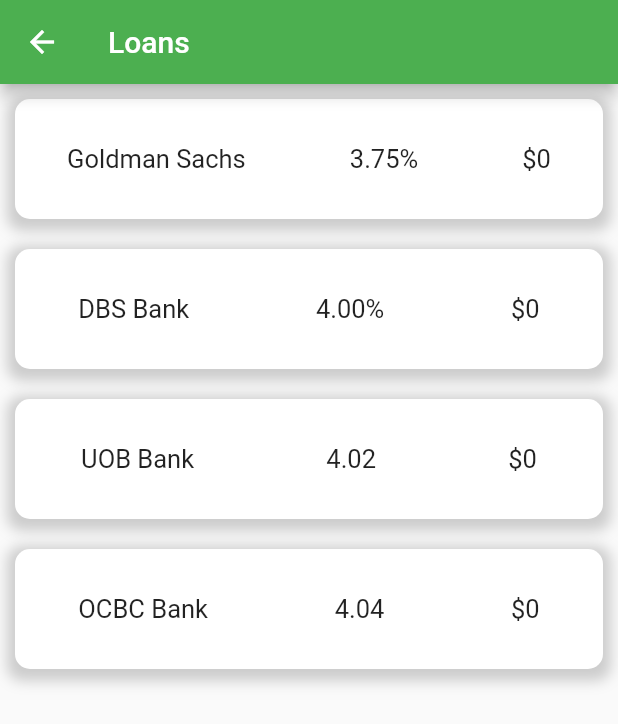
After one commit to waffle987/money_buddy, a Flutter app: the screen it shows once a user with an empty profile is signed in, after a tap on "Take a loan", on a phone screen of 412 x 824 dp. The commit adds this screen. Shown: the top 724 px of the screen. Run offline on Flutter 3.47's test engine with Material 2 defaults, Android fonts, the phone set to English and light mode, and no system bars; our stand-ins replace animated_bottom_navigation_bar, cached_network_image, cloud_firestore, firebase_auth, firebase_core, firebase_storage and 3 more; accounts and stored records are empty.

Commit message:
UI Changes and Loans Page UI

```diff
--- a/lib/ui/home.dart
+++ b/lib/ui/home.dart
@@ -1,4 +1,5 @@
 import 'package:flutter/material.dart';
+import 'package:money_buddy_mobile/ui/loan_page.dart';
 import 'package:money_buddy_mobile/ui/quiz_page.dart';
 import 'card_widget.dart';
 
@@ -84,10 +85,22 @@ class Home extends StatelessWidget {
                         widget: Column(
                           mainAxisAlignment: MainAxisAlignment.center,
                           children: [
-                            Text(
-                              'Take a loan',
-                              style: TextStyle(
-                                fontSize: 25.0,
+                            GestureDetector(
+                              onTap: () {
+                                Navigator.push(
+                                  context,
+                                  MaterialPageRoute(
+                                    builder: (context) {
+                                      return LoanPage();
+                                    },
+                                  ),
+                                );
+                              },
+                              child: Text(
+                                'Take a loan',
+                                style: TextStyle(
+                                  fontSize: 25.0,
+                                ),
                               ),
                             ),
                           ],
--- /dev/null
+++ b/lib/ui/loan_page.dart
@@ -0,0 +1,41 @@
+import 'package:flutter/material.dart';
+import 'package:money_buddy_mobile/ui/loan_widget.dart';
+
+class LoanPage extends StatefulWidget {
+  const LoanPage({Key? key}) : super(key: key);
+
+  @override
+  _LoanPageState createState() => _LoanPageState();
+}
+
+class _LoanPageState extends State<LoanPage> {
+  @override
+  Widget build(BuildContext context) {
+    return Scaffold(
+      appBar: AppBar(
+        title: Text(
+          'Loans',
+        ),
+      ),
+      body: Column(
+        crossAxisAlignment: CrossAxisAlignment.stretch,
+        children: [
+          LoanWidget(
+              bankName: 'Goldman Sachs',
+              interestRate: '3.75%',
+              processingFee: '\$0'),
+          LoanWidget(
+              bankName: 'DBS Bank',
+              interestRate: '4.00%',
+              processingFee: '\$0'),
+          LoanWidget(
+              bankName: 'UOB Bank', interestRate: '4.02', processingFee: '\$0'),
+          LoanWidget(
+              bankName: 'OCBC Bank',
+              interestRate: '4.04',
+              processingFee: '\$0'),
+        ],
+      ),
+    );
+  }
+}
--- /dev/null
+++ b/lib/ui/loan_widget.dart
@@ -0,0 +1,51 @@
+import 'dart:ui';
+
+import 'package:flutter/material.dart';
+import 'package:money_buddy_mobile/ui/card_widget.dart';
+
+class LoanWidget extends StatelessWidget {
+  final String bankName;
+  final String interestRate;
+  final String processingFee;
+  LoanWidget(
+      {required this.bankName,
+      required this.interestRate,
+      required this.processingFee});
+
+  @override
+  Widget build(BuildContext context) {
+    return Container(
+      height: 100.0,
+      child: CardWidget(
+        widget: Row(
+          mainAxisAlignment: MainAxisAlignment.spaceAround,
+          children: [
+            Text(
+              bankName,
+              style: TextStyle(
+                fontSize: 17.0,
+              ),
+            ),
+            Text(
+              interestRate,
+              style: TextStyle(
+                fontSize: 17.0,
+              ),
+            ),
+            Text(
+              processingFee,
+              style: TextStyle(
+                fontSize: 17.0,
+              ),
+            ),
+          ],
+        ),
+        top: 10,
+        bottom: 10,
+        left: 10,
+        right: 10,
+        color: Colors.white,
+      ),
+    );
+  }
+}
--- a/lib/ui/quiz_page.dart
+++ b/lib/ui/quiz_page.dart
@@ -141,14 +141,21 @@ class _QuizPageState extends State<QuizPage> {
                     .toList(),
               ),
             ),
-            ElevatedButton(
+            Container(
+              margin: EdgeInsets.only(
+                bottom: 10.0,
+              ),
+              child: ElevatedButton(
                 onPressed: () {
                   setState(() {
                     _selectedIndex = 0;
                     questionnaire.reset();
                   });
                 },
-              child: Text('Reset Quiz'),
+                child: Text(
+                  'Reset Quiz',
+                ),
+              ),
             ),
           ],
         ),
```
Lines whose indentation alone changed are shown as unchanged.
